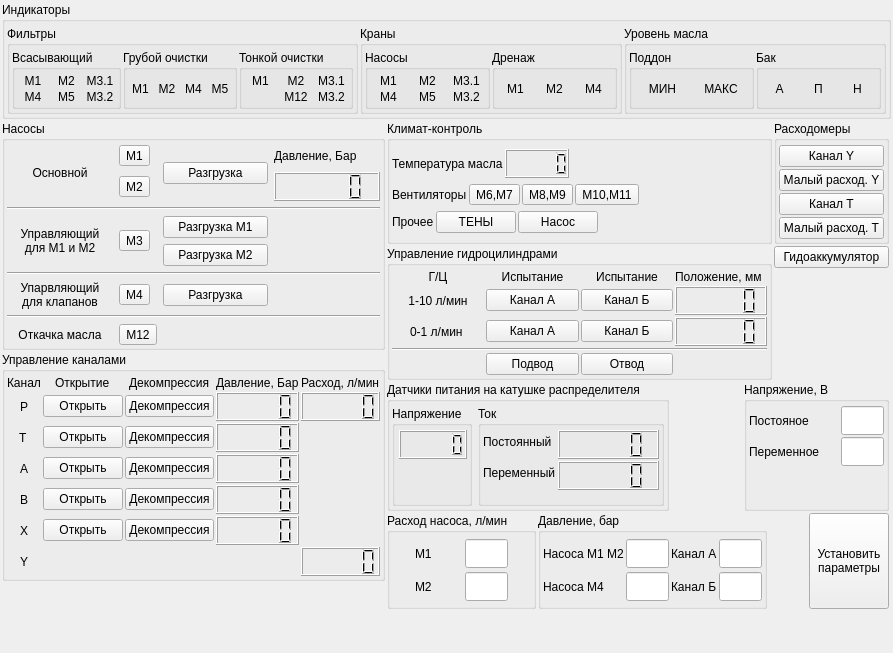
Old version of the form manual_control.ui in the repository firef0xff/SSHGS01.
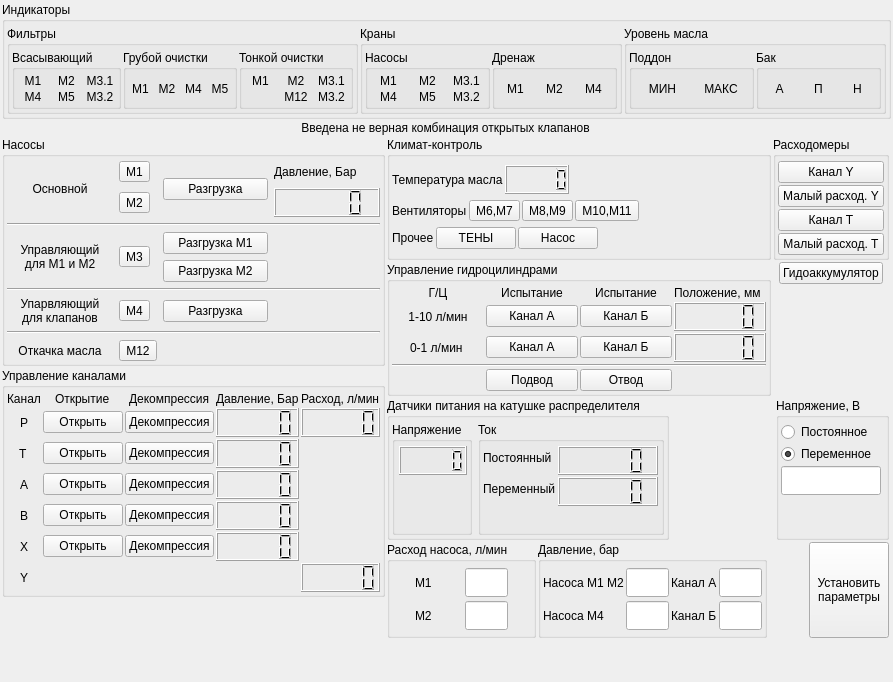
New version of the form.

Patch:
```diff
--- a/manual_control.ui
+++ b/manual_control.ui
@@ -7,7 +7,7 @@
     <x>0</x>
     <y>0</y>
     <width>977</width>
-    <height>720</height>
+    <height>743</height>
    </rect>
   </property>
   <property name="sizePolicy">
@@ -2092,6 +2092,12 @@
          <property name="spacing">
           <number>2</number>
          </property>
+         <property name="leftMargin">
+          <number>6</number>
+         </property>
+         <property name="rightMargin">
+          <number>6</number>
+         </property>
          <item>
           <widget class="QPushButton" name="YA4">
            <property name="toolTip">
@@ -2186,13 +2192,13 @@
               <widget class="QLCDNumber" name="I_DC">
                <property name="minimumSize">
                 <size>
-                 <width>0</width>
+                 <width>100</width>
                  <height>29</height>
                 </size>
                </property>
                <property name="maximumSize">
                 <size>
-                 <width>16777215</width>
+                 <width>100</width>
                  <height>29</height>
                 </size>
                </property>
@@ -2218,13 +2224,13 @@
               <widget class="QLCDNumber" name="I_AC">
                <property name="minimumSize">
                 <size>
-                 <width>0</width>
+                 <width>100</width>
                  <height>29</height>
                 </size>
                </property>
                <property name="maximumSize">
                 <size>
-                 <width>16777215</width>
+                 <width>100</width>
                  <height>29</height>
                 </size>
                </property>
@@ -2327,7 +2333,10 @@
          <property name="title">
           <string>Напряжение, В</string>
          </property>
-         <layout class="QGridLayout" name="gridLayout_8">
+         <layout class="QVBoxLayout" name="verticalLayout_7">
+          <property name="spacing">
+           <number>2</number>
+          </property>
           <property name="leftMargin">
            <number>2</number>
           </property>
@@ -2340,71 +2349,25 @@
           <property name="bottomMargin">
            <number>2</number>
           </property>
-          <property name="spacing">
-           <number>2</number>
-          </property>
-          <item row="0" column="0">
-           <widget class="QLabel" name="label_20">
-            <property name="minimumSize">
-             <size>
-              <width>90</width>
-              <height>29</height>
-             </size>
-            </property>
-            <property name="maximumSize">
-             <size>
-              <width>90</width>
-              <height>29</height>
-             </size>
-            </property>
+          <item>
+           <widget class="QRadioButton" name="rb_DC">
             <property name="text">
-             <string>Постояное</string>
+             <string>Постоянное</string>
             </property>
            </widget>
           </item>
-          <item row="0" column="1">
-           <widget class="QLineEdit" name="U_DC">
-            <property name="minimumSize">
-             <size>
-              <width>43</width>
-              <height>29</height>
-             </size>
-            </property>
-            <property name="maximumSize">
-             <size>
-              <width>43</width>
-              <height>29</height>
-             </size>
-            </property>
-            <property name="toolTip">
-             <string>U_DC</string>
-            </property>
-            <property name="toolTipDuration">
-             <number>500</number>
-            </property>
-           </widget>
-          </item>
-          <item row="1" column="0">
-           <widget class="QLabel" name="label_21">
-            <property name="minimumSize">
-             <size>
-              <width>90</width>
-              <height>29</height>
-             </size>
-            </property>
-            <property name="maximumSize">
-             <size>
-              <width>90</width>
-              <height>29</height>
-             </size>
-            </property>
+          <item>
+           <widget class="QRadioButton" name="rb_AC">
             <property name="text">
              <string>Переменное</string>
             </property>
+            <property name="checked">
+             <bool>true</bool>
+            </property>
            </widget>
           </item>
-          <item row="1" column="1">
-           <widget class="QLineEdit" name="U_AC">
+          <item>
+           <widget class="QLineEdit" name="U_ACDC">
             <property name="minimumSize">
              <size>
               <width>43</width>
@@ -2413,7 +2376,7 @@
             </property>
             <property name="maximumSize">
              <size>
-              <width>43</width>
+              <width>100</width>
               <height>29</height>
              </size>
             </property>
@@ -2425,7 +2388,7 @@
             </property>
            </widget>
           </item>
-          <item row="2" column="0">
+          <item>
            <spacer name="verticalSpacer_3">
             <property name="orientation">
              <enum>Qt::Vertical</enum>
@@ -2750,6 +2713,16 @@
      </item>
     </layout>
    </item>
+   <item row="1" column="0" colspan="2">
+    <widget class="QLabel" name="ErrorMark">
+     <property name="text">
+      <string>Введена не верная комбинация открытых клапанов</string>
+     </property>
+     <property name="alignment">
+      <set>Qt::AlignCenter</set>
+     </property>
+    </widget>
+   </item>
   </layout>
  </widget>
  <resources/>
```
Left out of the diff: 4 changed lines with no effect on the pictures.
